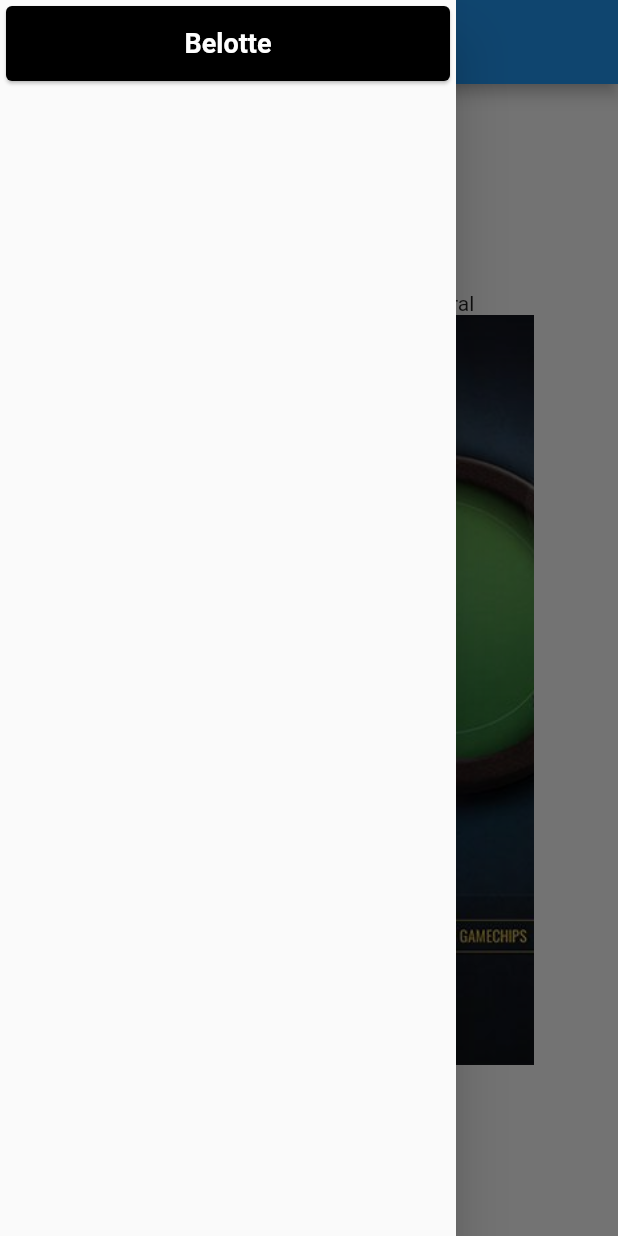
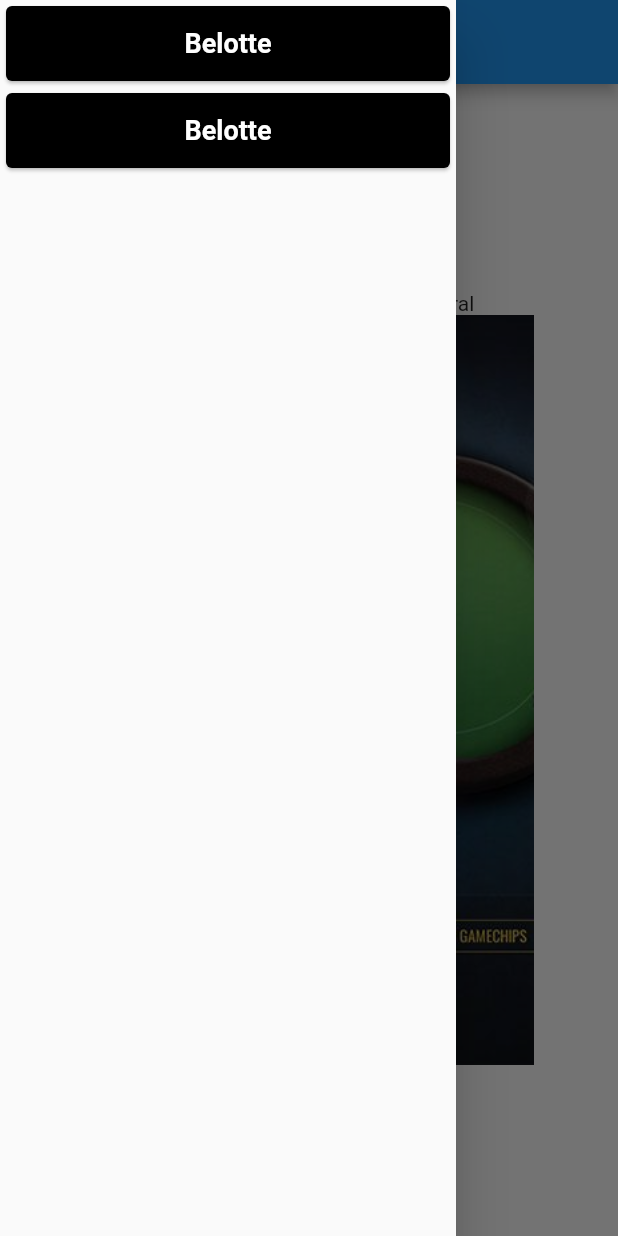
Before and after one commit to semseb/CardGames, a Flutter app: the screen it shows after launch, with the side drawer open, on a phone screen of 412 x 824 dp. Run offline on Flutter 3.47's test engine with Material 2 defaults, Android fonts, the phone set to English and light mode, and no system bars.

Commit message:
copier/coller GestureDetector

```diff
--- a/lib/main.dart
+++ b/lib/main.dart
@@ -58,6 +58,18 @@ class _MyHomePageState extends State<MyHomePage> {
               ),
               onTap: () => Navigator.of(context).push(MaterialPageRoute(builder: (context) => Belotte())),
             ),
+            GestureDetector(
+              child: Card(
+                color: Colors.black,
+                child: Container(
+                  height: 50.0,
+                  child: Center(
+                    child: Text("Belotte", style: TextStyle(fontSize: 18.0, fontWeight: FontWeight.bold ,color: Colors.white),),
+                  ),
+                ),
+              ),
+              onTap: () => Navigator.of(context).push(MaterialPageRoute(builder: (context) => Belotte())),
+            ),
           ],
         ),
       ),
```
Also changed, not shown: pubspec.lock.
